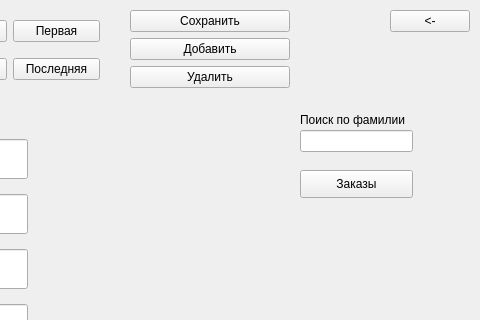
First picture: the form in windows/customers.ui, repository kubiknetrubik/pyqt_db_project_store, before the edit; both pictures show x 320 to 800 and y 0 to 320 of the 800 by 600 pixel window.
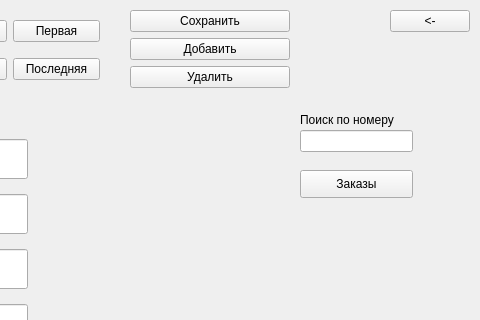
Second picture: the form after the edit.

```diff
--- a/windows/customers.ui
+++ b/windows/customers.ui
@@ -255,7 +255,7 @@
      </rect>
     </property>
     <property name="text">
-     <string>Поиск по фамилии</string>
+     <string>Поиск по номеру</string>
     </property>
    </widget>
   </widget>
```
